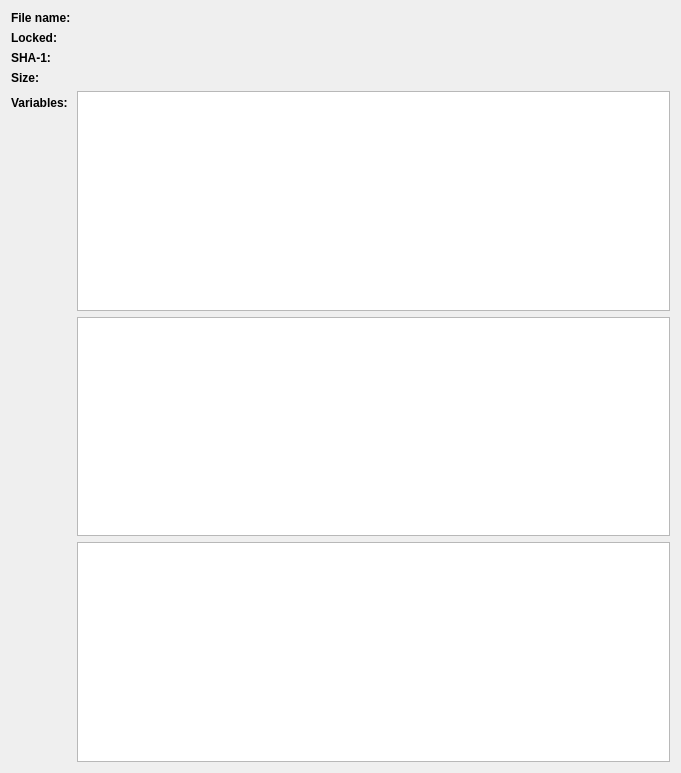
This is src/plugins/editing/MappingView/src/mappingviewwidget.ui in opencor/opencor as Qt 5 draws it before an edit. The edited form follows.
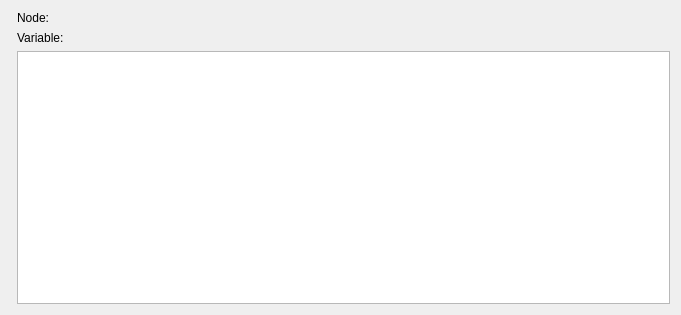
This is the edited form.

Commit message: return to .ui + var tree + light refactoring

What changed in the file:
```diff
--- a/src/plugins/editing/MappingView/src/mappingviewwidget.ui
+++ b/src/plugins/editing/MappingView/src/mappingviewwidget.ui
@@ -7,114 +7,52 @@
     <x>0</x>
     <y>0</y>
     <width>681</width>
-    <height>773</height>
+    <height>315</height>
    </rect>
   </property>
   <layout class="QFormLayout">
+   <item row="3" column="1">
+    <layout class="QHBoxLayout" name="layout">
+     <item>
+      <layout class="QVBoxLayout" name="verticalLayout">
+       <item>
+        <layout class="QFormLayout" name="formLayout">
    <item row="0" column="0">
-    <widget class="QLabel" name="fileNameLabel">
-     <property name="font">
-      <font>
-       <weight>75</weight>
-       <bold>true</bold>
-      </font>
-     </property>
+          <widget class="QLabel" name="nodeLabel">
      <property name="text">
-      <string>File name:</string>
+            <string>Node:</string>
      </property>
     </widget>
    </item>
    <item row="0" column="1">
-    <widget class="QLabel" name="fileNameValue">
+          <widget class="QLabel" name="nodeValue">
      <property name="text">
       <string/>
      </property>
     </widget>
    </item>
    <item row="1" column="0">
-    <widget class="QLabel" name="lockedLabel">
-     <property name="font">
-      <font>
-       <weight>75</weight>
-       <bold>true</bold>
-      </font>
-     </property>
+          <widget class="QLabel" name="variableLabel">
      <property name="text">
-      <string>Locked:</string>
+            <string>Variable:</string>
      </property>
     </widget>
    </item>
    <item row="1" column="1">
-    <widget class="QLabel" name="lockedValue">
+          <widget class="QLabel" name="variableValue">
      <property name="text">
       <string/>
      </property>
     </widget>
    </item>
-   <item row="2" column="0">
-    <widget class="QLabel" name="sha1Label">
-     <property name="font">
-      <font>
-       <weight>75</weight>
-       <bold>true</bold>
-      </font>
-     </property>
-     <property name="text">
-      <string>SHA-1:</string>
-     </property>
-    </widget>
-   </item>
-   <item row="2" column="1">
-    <widget class="QLabel" name="sha1Value">
-     <property name="text">
-      <string/>
-     </property>
-    </widget>
-   </item>
-   <item row="3" column="0">
-    <widget class="QLabel" name="sizeLabel">
-     <property name="font">
-      <font>
-       <weight>75</weight>
-       <bold>true</bold>
-      </font>
-     </property>
-     <property name="text">
-      <string>Size:</string>
-     </property>
-    </widget>
-   </item>
-   <item row="3" column="1">
-    <widget class="QLabel" name="sizeValue">
-     <property name="text">
-      <string/>
-     </property>
-    </widget>
-   </item>
-   <item row="4" column="0">
-    <widget class="QLabel" name="variablesLabel">
-     <property name="font">
-      <font>
-       <weight>75</weight>
-       <bold>true</bold>
-      </font>
-     </property>
-     <property name="mouseTracking">
-      <bool>false</bool>
-     </property>
-     <property name="text">
-      <string>Variables:</string>
-     </property>
-    </widget>
-   </item>
-   <item row="4" column="1">
-    <widget class="QListView" name="variablesList"/>
-   </item>
-   <item row="6" column="1">
-    <widget class="QTableView" name="mappingTable"/>
-   </item>
-   <item row="5" column="1">
-    <widget class="QListView" name="outputList"/>
+        </layout>
+       </item>
+       <item>
+        <widget class="QTreeView" name="variableTree"/>
+       </item>
+      </layout>
+     </item>
+    </layout>
    </item>
   </layout>
  </widget>
```
Lines whose indentation alone changed are shown as unchanged. The commit also changes 10 other files.
